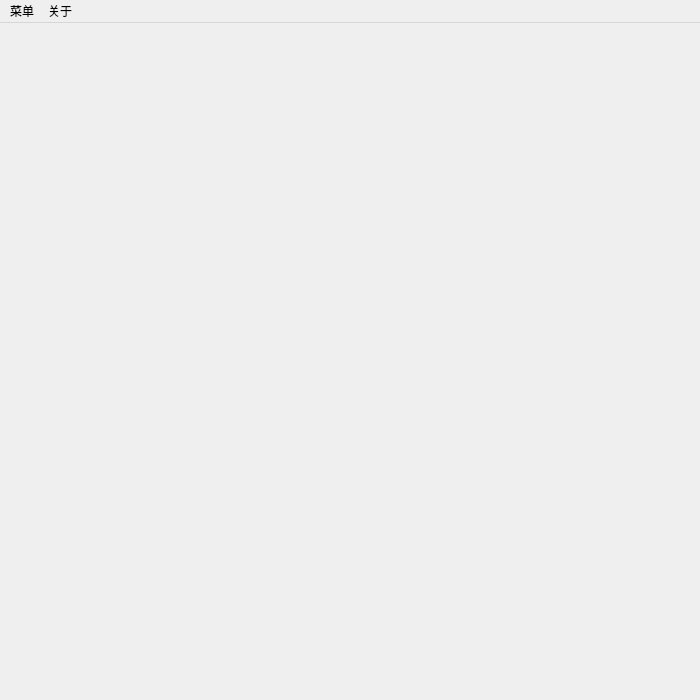
Before: the Qt Designer form source/chessboard.ui in dreamgyf/Gobang, drawn with Qt 5.
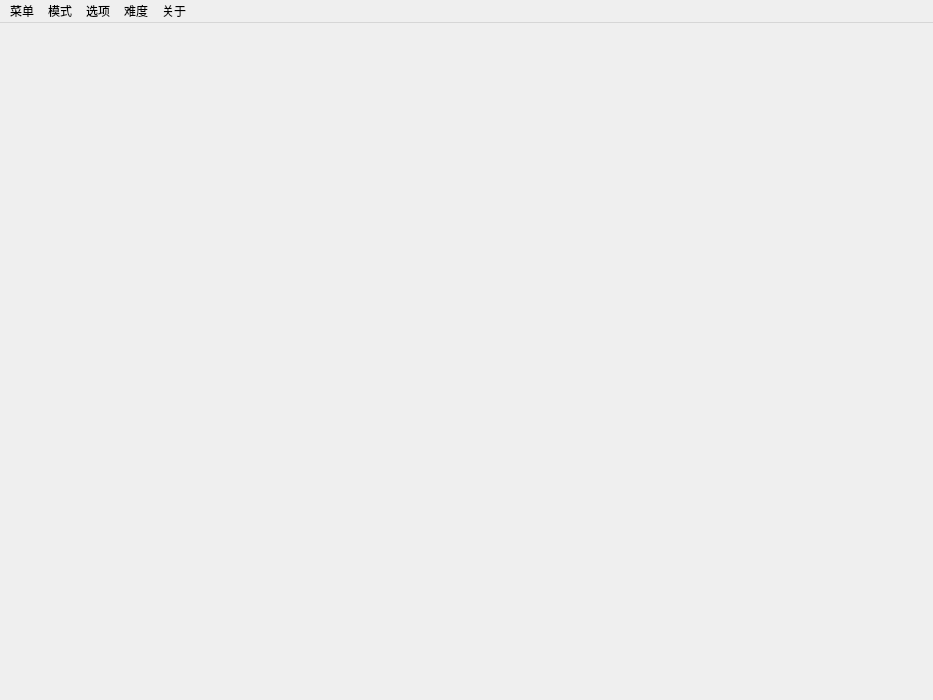
After: the same form once the commit is applied.

```diff
--- a/source/chessboard.ui
+++ b/source/chessboard.ui
@@ -6,20 +6,20 @@
    <rect>
     <x>0</x>
     <y>0</y>
-    <width>700</width>
+    <width>933</width>
     <height>700</height>
    </rect>
   </property>
   <property name="minimumSize">
    <size>
-    <width>700</width>
+    <width>933</width>
     <height>700</height>
    </size>
   </property>
   <property name="maximumSize">
    <size>
-    <width>700</width>
-    <height>723</height>
+    <width>933</width>
+    <height>700</height>
    </size>
   </property>
   <property name="windowTitle">
@@ -31,7 +31,7 @@
     <rect>
      <x>0</x>
      <y>0</y>
-     <width>700</width>
+     <width>933</width>
      <height>23</height>
     </rect>
    </property>
@@ -48,7 +48,29 @@
     </property>
     <addaction name="action_about"/>
    </widget>
+   <widget class="QMenu" name="menu_mode">
+    <property name="title">
+     <string>模式</string>
+    </property>
+    <addaction name="action_man_machine"/>
+    <addaction name="action_man_man"/>
+   </widget>
+   <widget class="QMenu" name="menu_option">
+    <property name="title">
+     <string>选项</string>
+    </property>
+    <addaction name="action_blackfirst"/>
+    <addaction name="action_whitefirst"/>
+   </widget>
+   <widget class="QMenu" name="menu_difficulty">
+    <property name="title">
+     <string>难度</string>
+    </property>
+   </widget>
    <addaction name="menu"/>
+   <addaction name="menu_mode"/>
+   <addaction name="menu_option"/>
+   <addaction name="menu_difficulty"/>
    <addaction name="menu_about"/>
   </widget>
   <action name="action_close">
```
Left out of the diff: 32 changed lines with no effect on the pictures.
